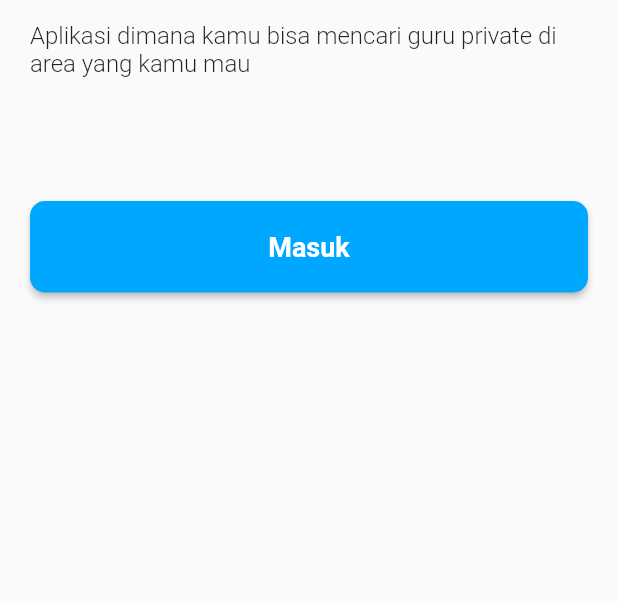
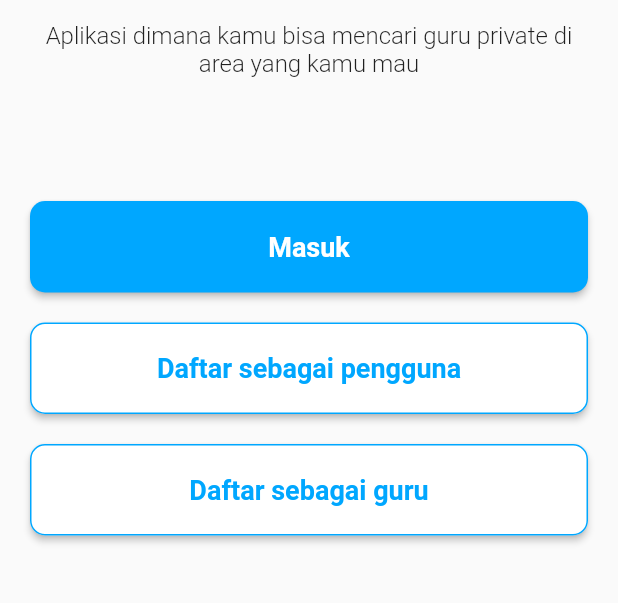
Before and after one commit to bagusbangselok/teach_finder_app, a Flutter app: the screen it shows after launch, on a phone screen of 412 x 824 dp, the part 603-1206 px from its top. Run offline on Flutter 3.47's test engine with Material 2 defaults, Android fonts, the phone set to English and light mode, and no system bars; our stand-ins replace animated_splash_screen, bloc, equatable, flutter_bloc.

Commit message:
update welcome

```diff
--- a/lib/ui/welcome/welcome.dart
+++ b/lib/ui/welcome/welcome.dart
@@ -6,7 +6,8 @@ class Welcome extends StatelessWidget {
   @override
   Widget build(BuildContext context) {
     return Scaffold(
-      body: Container(
+      body: SingleChildScrollView(
+        child: Container(
           margin: EdgeInsets.symmetric(horizontal: 20.0, vertical: 50.0),
           child: Column(
             crossAxisAlignment: CrossAxisAlignment.start,
@@ -22,7 +23,7 @@ class Welcome extends StatelessWidget {
                         style: TextStyle(fontWeight: FontWeight.w700,fontSize: 22)),
                     SizedBox(height: 14),
                     Text("Aplikasi dimana kamu bisa mencari guru private di area yang kamu mau",
-                      style: TextStyle(fontWeight: FontWeight.w300, fontSize: 16)),
+                        textAlign: TextAlign.center,style: TextStyle(fontWeight: FontWeight.w300, fontSize: 16)),
                     SizedBox(height: 82),
                     SizedBox(
                         width: double.infinity,
@@ -41,10 +42,51 @@ class Welcome extends StatelessWidget {
                                 )),
                             child: Text("Masuk", style: TextStyle(fontSize: 18, fontWeight: FontWeight.w700),)
                         )
+                    ),
+                    SizedBox(height: 20),
+                    SizedBox(
+                        width: double.infinity,
+                        child: ElevatedButton(
+                            onPressed: (){
+                              Navigator.push(
+                                context,
+                                MaterialPageRoute(builder: (context) => Login()),
+                              );
+                            },
+                            style: ElevatedButton.styleFrom(
+                                primary: Colors.white,
+                                side: BorderSide(color: Color(0xFF00A7FF),width: 1),
+                                padding: const EdgeInsets.symmetric(horizontal: 10, vertical: 20),
+                                shape: RoundedRectangleBorder(
+                                  borderRadius: BorderRadius.circular(10),
+                                )),
+                            child: Text("Daftar sebagai pengguna", style: TextStyle(fontSize: 18, fontWeight: FontWeight.w700,color: Color(0xFF00A7FF)),)
                         )
+                    ),
+                    SizedBox(height: 20),
+                    SizedBox(
+                        width: double.infinity,
+                        child: ElevatedButton(
+                            onPressed: (){
+                              Navigator.push(
+                                context,
+                                MaterialPageRoute(builder: (context) => Login()),
+                              );
+                            },
+                            style: ElevatedButton.styleFrom(
+                                primary: Colors.white,
+                                side: BorderSide(color: Color(0xFF00A7FF),width: 1),
+                                padding: const EdgeInsets.symmetric(horizontal: 10, vertical: 20),
+                                shape: RoundedRectangleBorder(
+                                  borderRadius: BorderRadius.circular(10),
+                                )),
+                            child: Text("Daftar sebagai guru", style: TextStyle(fontSize: 18, fontWeight: FontWeight.w700,color: Color(0xFF00A7FF)),)
+                        )
+                    ),
                   ],
               )),
             ],
+          ),
         ),
       )
     );
```
Lines whose indentation alone changed are shown as unchanged.
